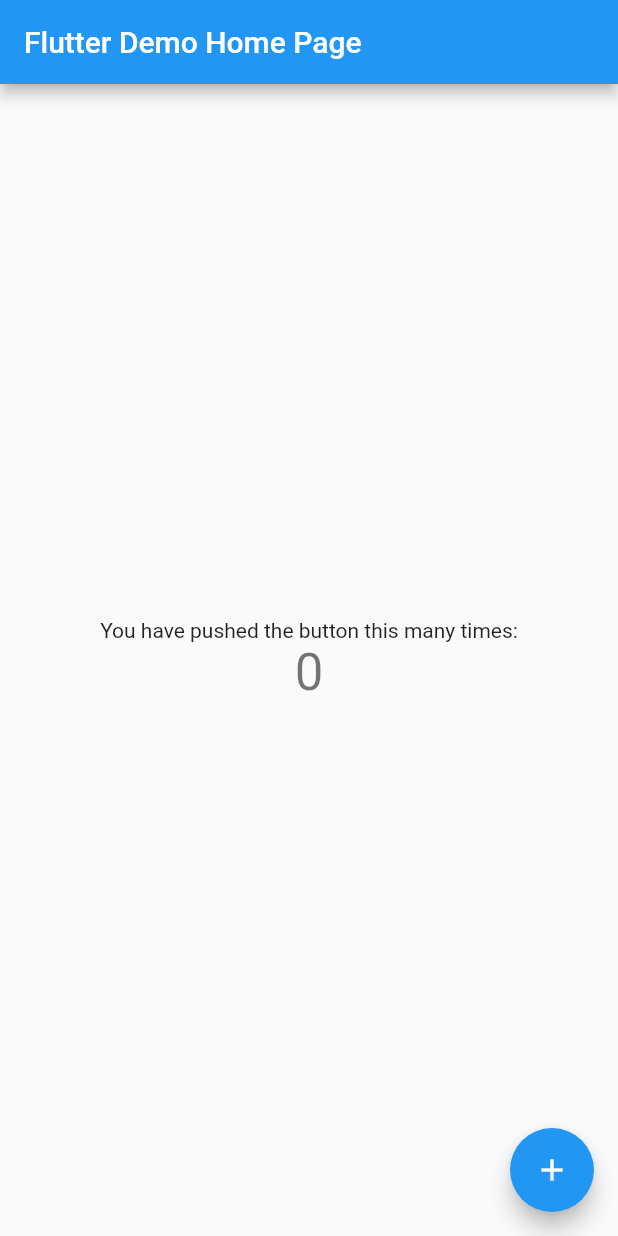
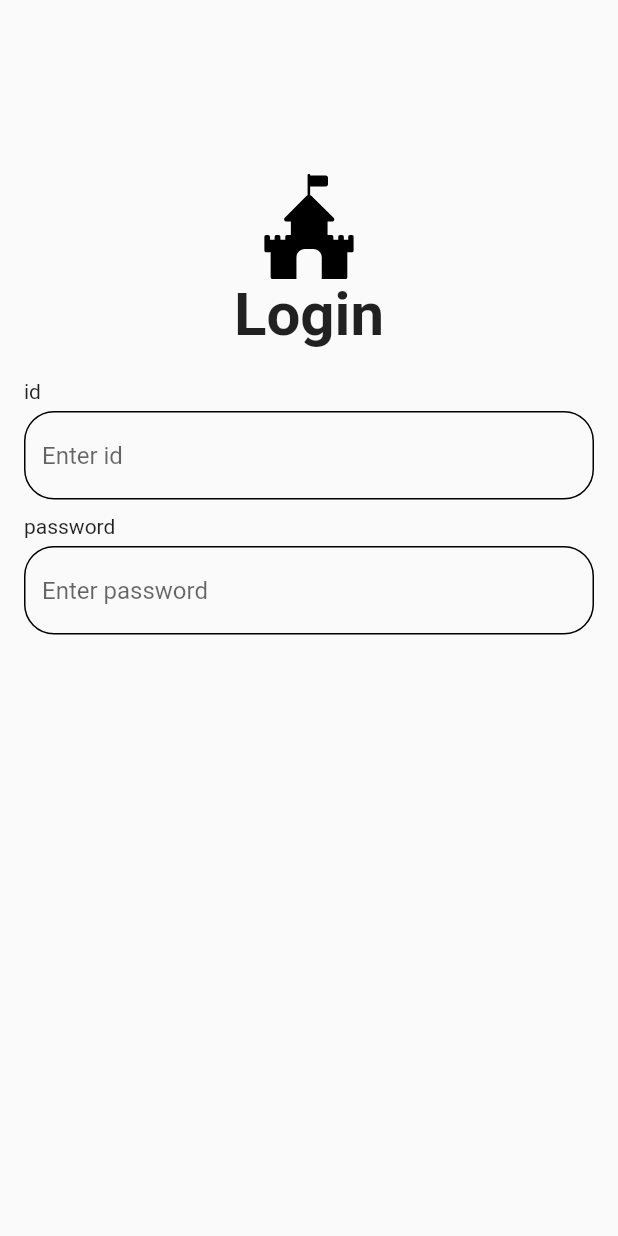
Before and after one commit to khyunah/flutter_my, a Flutter app: the screen it shows after launch, on a phone screen of 412 x 824 dp. Run offline on Flutter 3.47's test engine with Material 2 defaults, Android fonts, the phone set to English and light mode, and no system bars; our stand-ins replace flutter_svg.

Commit message:
TextFormField, SVG 이미지

```diff
--- /dev/null
+++ b/flutter_login/lib/components/form.dart
@@ -0,0 +1,23 @@
+import 'package:flutter/material.dart';
+import 'package:flutter_login/components/text_form_field.dart';
+import 'package:flutter_login/size.dart';
+
+// Form 위젯
+// 사용자의 입력을 받는 여러 위젯을 한번에 묶어 전송하고, 입력 요소의 유효성을 검사하는데 사용된다.
+class MyForm extends StatelessWidget {
+  final _formKey = GlobalKey<FormState>();
+
+  @override
+  Widget build(BuildContext context) {
+    return Form(
+      child: Column(
+        children: const [
+          MyTextFormField('id'),
+          SizedBox(height: medium_gap),
+          MyTextFormField('password'),
+          SizedBox(height: large_gap),
+        ],
+      ),
+    );
+  }
+}
--- /dev/null
+++ b/flutter_login/lib/components/logo.dart
@@ -0,0 +1,24 @@
+import 'package:flutter/material.dart';
+import 'package:flutter_svg/flutter_svg.dart';
+
+class Logo extends StatelessWidget {
+  final String title;
+  const Logo(this.title);
+
+  @override
+  Widget build(BuildContext context) {
+    return Column(
+      children: [
+        SvgPicture.asset(
+          'assets/logo.svg',
+          width: 70,
+          height: 70,
+        ),
+        Text(
+          title,
+          style: const TextStyle(fontSize: 40, fontWeight: FontWeight.bold),
+        ),
+      ],
+    );
+  }
+}
--- /dev/null
+++ b/flutter_login/lib/components/text_form_field.dart
@@ -0,0 +1,44 @@
+import 'package:flutter/material.dart';
+import 'package:flutter_login/size.dart';
+
+class MyTextFormField extends StatelessWidget {
+  const MyTextFormField(this.text);
+  final String text;
+
+  @override
+  Widget build(BuildContext context) {
+    return Column(
+      crossAxisAlignment: CrossAxisAlignment.start,
+      children: [
+        Text(text),
+        const SizedBox(height: small_gap),
+        TextFormField(
+          // 1.
+          // 유효성 검사를 할수 있다. 콜백 메서드로 호출되어질 예정.
+          // 실행이 되면 TextFormField 밑에 빨간글씨로 경고글이 나옴.
+          validator: (value) =>
+              value!.isEmpty ? 'Please enter some text' : null,
+          // 2.
+          // 문자열을 **** 처리 해줌.
+          obscureText:
+              (text == 'Password') || (text == 'password') ? true : false,
+          // 3.
+          decoration: InputDecoration(
+              hintText: 'Enter $text',
+              // 기본 스타일
+              enabledBorder:
+                  OutlineInputBorder(borderRadius: BorderRadius.circular(20)),
+              // 손가락으로 터치하여 포커스 잡혔을때
+              focusedBorder:
+                  OutlineInputBorder(borderRadius: BorderRadius.circular(20)),
+              // 에러 발생시
+              errorBorder:
+                  OutlineInputBorder(borderRadius: BorderRadius.circular(20)),
+              // 에러 발생 후 손가락으로 터치하여 포커스 잡혔을때
+              focusedErrorBorder:
+                  OutlineInputBorder(borderRadius: BorderRadius.circular(20))),
+        )
+      ],
+    );
+  }
+}
--- a/flutter_login/lib/main.dart
+++ b/flutter_login/lib/main.dart
@@ -1,4 +1,6 @@
 import 'package:flutter/material.dart';
+import 'package:flutter_login/pages/home_page.dart';
+import 'package:flutter_login/pages/login_page.dart';
 
 void main() {
   runApp(const MyApp());
@@ -7,109 +9,14 @@ void main() {
 class MyApp extends StatelessWidget {
   const MyApp({Key? key}) : super(key: key);
 
-  // This widget is the root of your application.
   @override
   Widget build(BuildContext context) {
     return MaterialApp(
-      title: 'Flutter Demo',
-      theme: ThemeData(
-        // This is the theme of your application.
-        //
-        // Try running your application with "flutter run". You'll see the
-        // application has a blue toolbar. Then, without quitting the app, try
-        // changing the primarySwatch below to Colors.green and then invoke
-        // "hot reload" (press "r" in the console where you ran "flutter run",
-        // or simply save your changes to "hot reload" in a Flutter IDE).
-        // Notice that the counter didn't reset back to zero; the application
-        // is not restarted.
-        primarySwatch: Colors.blue,
-      ),
-      home: const MyHomePage(title: 'Flutter Demo Home Page'),
+      initialRoute: "/login",
+      routes: {
+        "/home": (context) => const HomePage(),
+        "/login": (context) => const LoginPage()
+      },
     );
   }
 }
-
-class MyHomePage extends StatefulWidget {
-  const MyHomePage({Key? key, required this.title}) : super(key: key);
-
-  // This widget is the home page of your application. It is stateful, meaning
-  // that it has a State object (defined below) that contains fields that affect
-  // how it looks.
-
-  // This class is the configuration for the state. It holds the values (in this
-  // case the title) provided by the parent (in this case the App widget) and
-  // used by the build method of the State. Fields in a Widget subclass are
-  // always marked "final".
-
-  final String title;
-
-  @override
-  State<MyHomePage> createState() => _MyHomePageState();
-}
-
-class _MyHomePageState extends State<MyHomePage> {
-  int _counter = 0;
-
-  void _incrementCounter() {
-    setState(() {
-      // This call to setState tells the Flutter framework that something has
-      // changed in this State, which causes it to rerun the build method below
-      // so that the display can reflect the updated values. If we changed
-      // _counter without calling setState(), then the build method would not be
-      // called again, and so nothing would appear to happen.
-      _counter++;
-    });
-  }
-
-  @override
-  Widget build(BuildContext context) {
-    // This method is rerun every time setState is called, for instance as done
-    // by the _incrementCounter method above.
-    //
-    // The Flutter framework has been optimized to make rerunning build methods
-    // fast, so that you can just rebuild anything that needs updating rather
-    // than having to individually change instances of widgets.
-    return Scaffold(
-      appBar: AppBar(
-        // Here we take the value from the MyHomePage object that was created by
-        // the App.build method, and use it to set our appbar title.
-        title: Text(widget.title),
-      ),
-      body: Center(
-        // Center is a layout widget. It takes a single child and positions it
-        // in the middle of the parent.
-        child: Column(
-          // Column is also a layout widget. It takes a list of children and
-          // arranges them vertically. By default, it sizes itself to fit its
-          // children horizontally, and tries to be as tall as its parent.
-          //
-          // Invoke "debug painting" (press "p" in the console, choose the
-          // "Toggle Debug Paint" action from the Flutter Inspector in Android
-          // Studio, or the "Toggle Debug Paint" command in Visual Studio Code)
-          // to see the wireframe for each widget.
-          //
-          // Column has various properties to control how it sizes itself and
-          // how it positions its children. Here we use mainAxisAlignment to
-          // center the children vertically; the main axis here is the vertical
-          // axis because Columns are vertical (the cross axis would be
-          // horizontal).
-          mainAxisAlignment: MainAxisAlignment.center,
-          children: <Widget>[
-            const Text(
-              'You have pushed the button this many times:',
-            ),
-            Text(
-              '$_counter',
-              style: Theme.of(context).textTheme.headline4,
-            ),
-          ],
-        ),
-      ),
-      floatingActionButton: FloatingActionButton(
-        onPressed: _incrementCounter,
-        tooltip: 'Increment',
-        child: const Icon(Icons.add),
-      ), // This trailing comma makes auto-formatting nicer for build methods.
-    );
-  }
-}
--- /dev/null
+++ b/flutter_login/lib/pages/home_page.dart
@@ -0,0 +1,12 @@
+import 'package:flutter/material.dart';
+
+class HomePage extends StatelessWidget {
+  const HomePage({Key? key}) : super(key: key);
+
+  @override
+  Widget build(BuildContext context) {
+    return Container(
+      color: Colors.amber,
+    );
+  }
+}
--- /dev/null
+++ b/flutter_login/lib/pages/login_page.dart
@@ -0,0 +1,27 @@
+import 'package:flutter/material.dart';
+import 'package:flutter_login/components/form.dart';
+import 'package:flutter_login/components/logo.dart';
+import 'package:flutter_login/size.dart';
+
+class LoginPage extends StatelessWidget {
+  const LoginPage({Key? key}) : super(key: key);
+
+  @override
+  Widget build(BuildContext context) {
+    return Scaffold(
+      body: SafeArea(
+        child: Padding(
+          padding: const EdgeInsets.all(16),
+          child: ListView(
+            children: [
+              const SizedBox(height: xlarge_gap),
+              const Logo('Login'),
+              const SizedBox(height: large_gap),
+              MyForm(),
+            ],
+          ),
+        ),
+      ),
+    );
+  }
+}
--- /dev/null
+++ b/flutter_login/lib/size.dart
@@ -0,0 +1,4 @@
+const double small_gap = 5.0;
+const double medium_gap = 10.0;
+const double large_gap = 20.0;
+const double xlarge_gap = 100.0;
--- a/flutter_login/pubspec.yaml
+++ b/flutter_login/pubspec.yaml
@@ -38,6 +38,7 @@ dependencies:
 dev_dependencies:
   flutter_test:
     sdk: flutter
+  flutter_svg: ^1.1.1+1
 
   # The "flutter_lints" package below contains a set of recommended lints to
   # encourage good coding practices. The lint set provided by the package is
@@ -58,8 +59,8 @@ flutter:
   uses-material-design: true
 
   # To add assets to your application, add an assets section, like this:
-  # assets:
-  #   - images/a_dot_burr.jpeg
+  assets:
+    - assets/
   #   - images/a_dot_ham.jpeg
 
   # An image asset can refer to one or more resolution-specific "variants", see
```
Also changed, not shown: flutter_login/assets/logo.svg (added), flutter_login/pubspec.lock.
